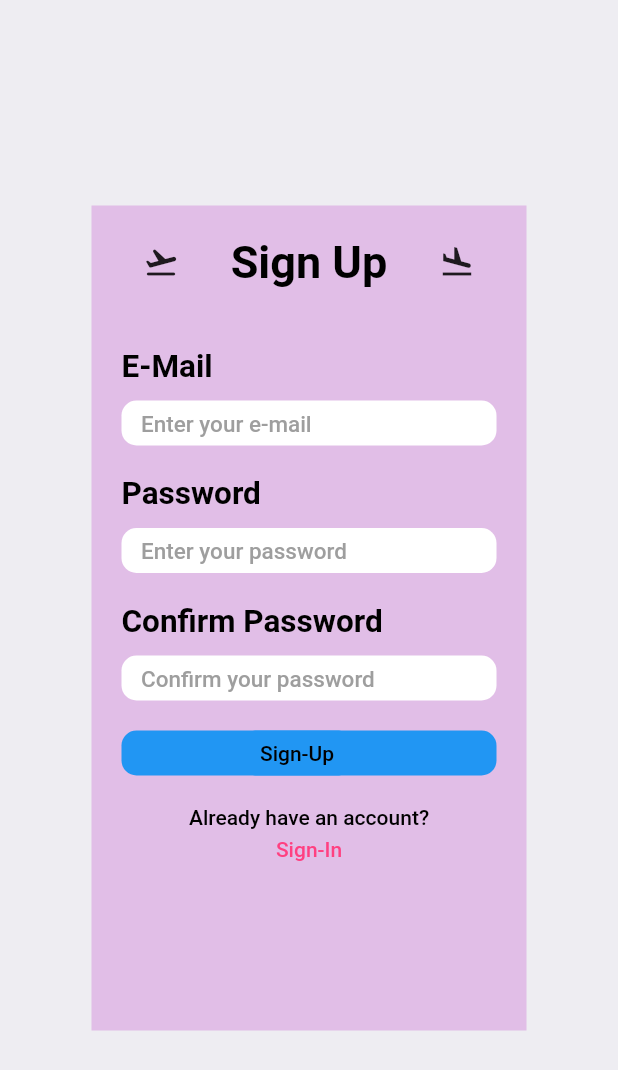
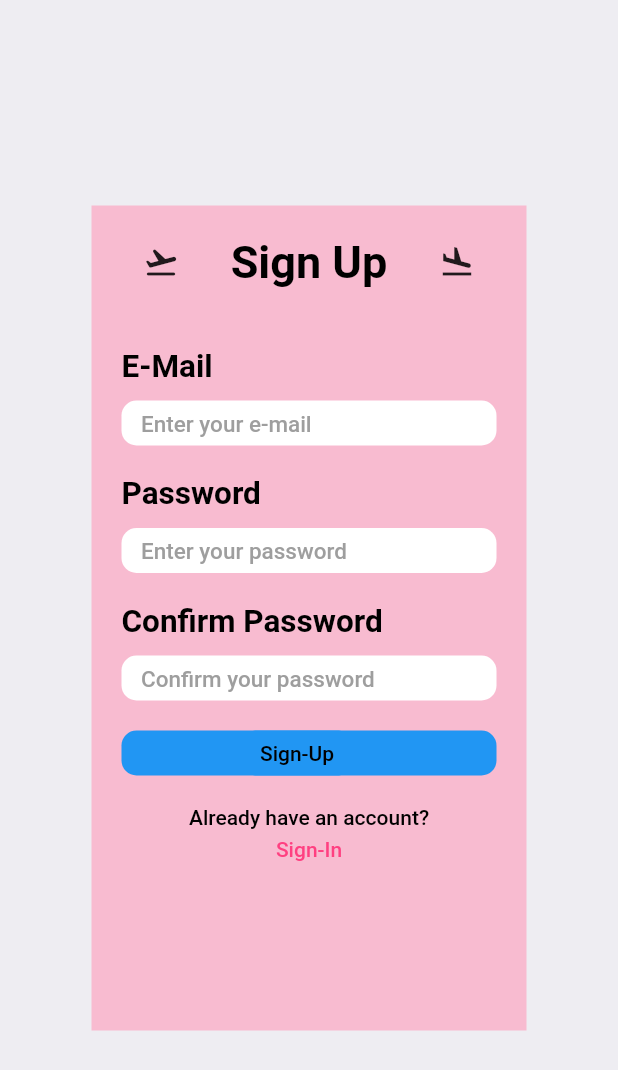
Before and after one commit to YasmineRaef/ticket_reserving, a Flutter app: the SignUpScreen screen opened by its route, on a phone screen of 412 x 824 dp. Shown: the top 1070 px of the screen. Run offline on Flutter 3.47's test engine with Material 2 defaults, Android fonts, the phone set to English and light mode, and no system bars; our stand-ins replace firebase_auth, firebase_core, fluentui_icons, gap; accounts and stored records are empty.

Commit message:
Primary Ticket Reservation App

```diff
--- a/lib/presentation/profile.dart
+++ b/lib/presentation/profile.dart
@@ -45,7 +45,7 @@ class _MyProfileState extends State<MyProfile> {
         child: Container(
           width: 290,
           height: 550,
-          decoration: BoxDecoration(
+          decoration:  BoxDecoration(
             color: Colors.purple.shade100,
           ),
           child: Column(
--- a/lib/presentation/sign_up.dart
+++ b/lib/presentation/sign_up.dart
@@ -38,13 +38,13 @@ class _SignUpScreenState extends State<SignUpScreen> {
     Navigator.of(context).pushReplacementNamed('pro');
   }
 
-  @override
+  /*@override
   void dispose (){
     super.dispose();
     _emailController2.dispose();
     _passwordController2.dispose();
     _confirmedPasswordController.dispose();
-  }
+  }*/
 
   @override
   Widget build(BuildContext context) {
@@ -56,7 +56,7 @@ class _SignUpScreenState extends State<SignUpScreen> {
             width: 290,
             height: 550,
             decoration: BoxDecoration(
-              color: Colors.purple.shade100,
+              color: Colors.pink.shade100,
             ),
             child: Column(
                 children: [
```
